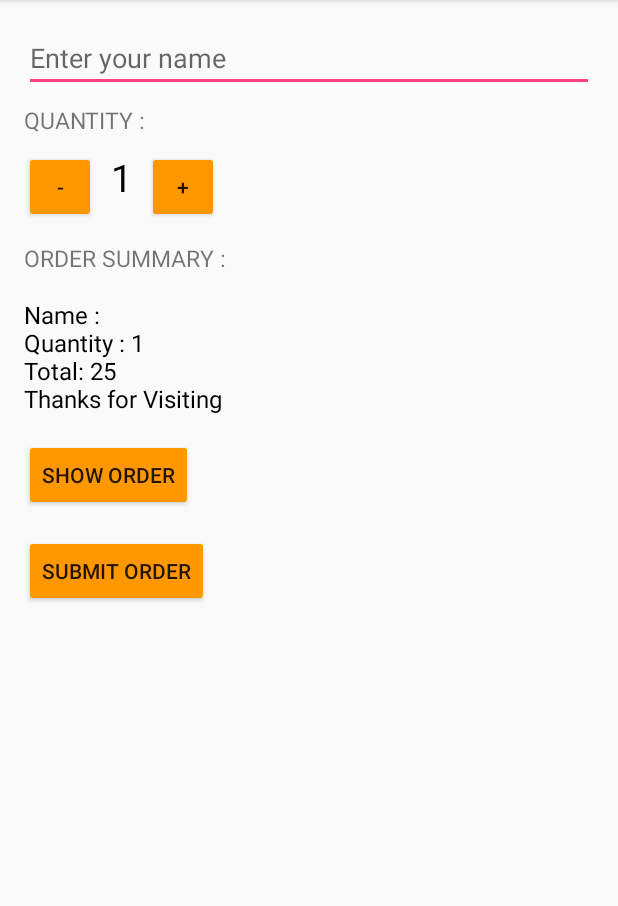
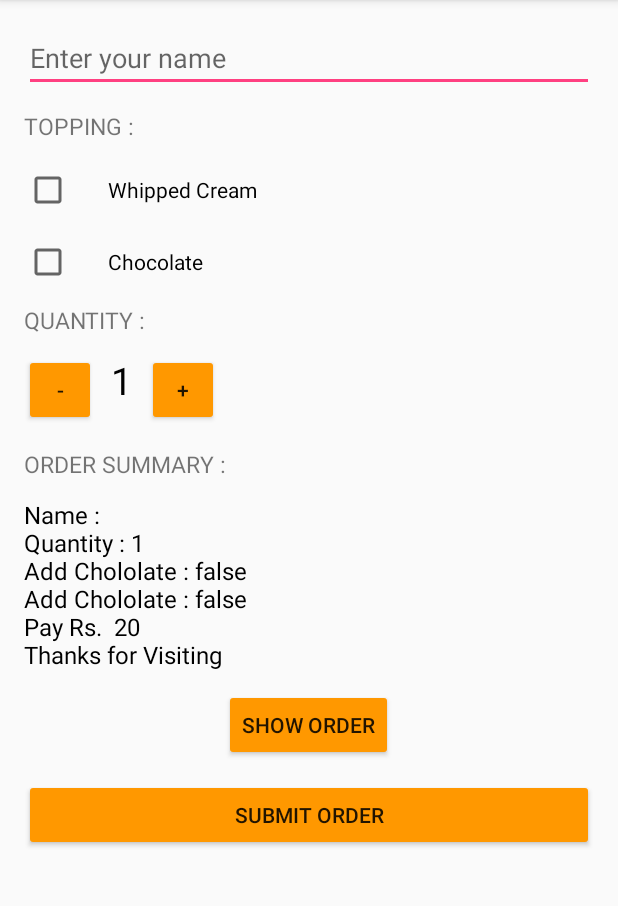
Before and after one commit to dipakkr/Coffee-order-app, an Android app: the screen it shows after launch (MainActivity), after a tap on "SHOW ORDER", on a phone screen of 412 x 824 dp, the part 84-990 px from its top. Run offline under Robolectric (Android 15) with nearby library versions, the phone set to English and light mode, and no system bars.

Commit message:
Updated with Checkbox and Scroll view

```diff
--- a/app/src/main/java/com/dipakkr/github/udacitylesson1/MainActivity.java
+++ b/app/src/main/java/com/dipakkr/github/udacitylesson1/MainActivity.java
@@ -5,8 +5,9 @@ import android.support.v7.app.AppCompatActivity;
 import android.os.Bundle;
 
 
-
+import android.util.Log;
 import android.view.View;
+import android.widget.CheckBox;
 import android.widget.EditText;
 import android.widget.TextView;
 import android.widget.Toast;
@@ -17,8 +18,10 @@ public class MainActivity extends AppCompatActivity {
 
     public static int quantity = 1 ;
     public static String billReceipt = "Null";
+    public static  String topping = "Add WhippedCream : ";
+    public static int Price = 0 ;
 
-
+    CheckBox checkBox , checkBox2 ;
     EditText editText;
 
     @Override
@@ -26,23 +29,46 @@ public class MainActivity extends AppCompatActivity {
         super.onCreate(savedInstanceState);
         setContentView(R.layout.activity_main);
 
-
     }
     /*...Method for button click on submit order..*/
 
     public void submitOrder(View view){
 
-        int Price = calculatePrice();
+        Price = calculatePrice();
+        editText = (EditText)findViewById(R.id.et_name);
 
-        editText = (EditText)findViewById(R.id.et_name);
+        checkBox = (CheckBox)findViewById(R.id.checker);
+        checkBox2 = (CheckBox)findViewById(R.id.Choco);
         String nameData = editText.getText().toString();
+
+        boolean haswhippedcream = checkBox.isChecked();
+        boolean hasChocolate  = checkBox2.isChecked();
+        Log.v("MainActivity","HasWhippedCream : " + haswhippedcream);
+        Log.v("MainActivity","HasChocolate : " + hasChocolate);
+
+        if((checkBox).isChecked()){
+            topping = "Add WhippedCream  : "+ haswhippedcream;
+            Price = Price + 5*quantity ;
+        }
+        else
+            topping = "Add WhippedCream : " + haswhippedcream ;
+
+        if((checkBox2).isChecked()){
+            topping = "Add Chocolate : " + hasChocolate ;
+            Price += 10*quantity ;
+        }
+        else{
+            topping = "Add Chololate : " + hasChocolate ;
+        }
+
         displayQuantity(quantity);
 
         billReceipt = "Name : " + nameData  +
                 "\nQuantity : "+quantity;
-        billReceipt = billReceipt + "\nTotal: "  + Price;
-
-        billReceipt = billReceipt +"\nThanks for Visiting ";
+        billReceipt += "\n"+topping ;
+        billReceipt += "\n"+topping;
+        billReceipt += "\nPay Rs.  "  + Price;
+        billReceipt += "\nThanks for Visiting ";
 
         displayMessage(billReceipt);
 
@@ -55,12 +81,9 @@ public class MainActivity extends AppCompatActivity {
      * */
 
     private int calculatePrice(){
-        int Price = quantity*25;
+        int Price = quantity*20;
         return Price;
-
     }
-
-
 
     /*...Display the price of set quantity..*/
 
@@ -69,10 +92,7 @@ public class MainActivity extends AppCompatActivity {
         quantityText.setText("" + number);
     }
 
-
     /*..Display the current price ..*/
-
-
 
     private void displayMessage(String message) {
         TextView priceTextView = (TextView) findViewById(R.id.txt_price);
@@ -88,7 +108,6 @@ public class MainActivity extends AppCompatActivity {
     }
        /*..decrease quantity by 1..*/
 
-
     public void  decrement(View view) {
         if (quantity > 1) {
             quantity = quantity - 1;
@@ -96,33 +115,24 @@ public class MainActivity extends AppCompatActivity {
             quantity = 0;
         }
         displayQuantity(quantity);
-
-
     }
 
     public void finalOrder(View view){
-
         String nameData = editText.getText().toString();
-
         String orderMeesage = "Hey \nYou have Received a order \n\n" +
                 "Here is the Order detail" +
                 "\nCustomer Name : " + nameData
                 +"\nNo. of Coffee Cup : " + quantity +
-                "\nAmount Due : " + quantity*25 ;
-
+                "\nAmount Due : " + Price ;
 
         Intent email = new Intent(Intent.ACTION_SEND);
-
         email.putExtra(Intent.EXTRA_EMAIL, new String[]{" raj.deeepak@gmail.com "});
-
         email.putExtra(Intent.EXTRA_SUBJECT, " Order for Coffee");
         email.putExtra(Intent.EXTRA_TEXT, orderMeesage);
 
         //need this to prompts email client only
         email.setType("message/rfc822");
-
         startActivity(Intent.createChooser(email,"Chose your client"));
-
         Toast.makeText(this, "Your order is being submitted", Toast.LENGTH_SHORT).show();
     }
 
--- a/app/src/main/res/layout/activity_main.xml
+++ b/app/src/main/res/layout/activity_main.xml
@@ -1,6 +1,11 @@
 <?xml version="1.0" encoding="utf-8"?>
-<LinearLayout xmlns:android="http://schemas.android.com/apk/res/android"
+<ScrollView
+    xmlns:android="http://schemas.android.com/apk/res/android"
     xmlns:tools="http://schemas.android.com/tools"
+    android:layout_height="match_parent"
+    android:layout_width="match_parent">
+
+    <LinearLayout
         android:id="@+id/activity_main"
         android:layout_width="match_parent"
         android:layout_height="match_parent"
@@ -11,16 +16,44 @@
         android:orientation="vertical"
         tools:context="com.dipakkr.github.udacitylesson1.MainActivity">
 
+
         <EditText
             android:layout_width="match_parent"
             android:layout_height="wrap_content"
             android:id="@+id/et_name"
+            android:inputType="textCapWords"
             android:hint="@string/hint"/>
+
+        <TextView
+            android:layout_width="wrap_content"
+            android:layout_marginTop="12dp"
+            android:textAllCaps="true"
+            android:layout_height="wrap_content"
+            android:textSize="15sp"
+            android:text="Topping : " />
+
+        <CheckBox
+            android:layout_width="wrap_content"
+            android:layout_height="wrap_content"
+            android:text="Whipped Cream"
+            android:id="@+id/checker"
+            android:textSize="14sp"
+            android:layout_marginTop="16dp"
+            android:paddingLeft="24dp"/>
+
+        <CheckBox
+            android:layout_width="wrap_content"
+            android:layout_height="wrap_content"
+            android:text="Chocolate"
+            android:id="@+id/Choco"
+            android:textSize="14sp"
+            android:layout_marginTop="16dp"
+            android:paddingLeft="24dp"/>
 
 
         <TextView
             android:layout_width="wrap_content"
-        android:layout_marginTop="8dp"
+            android:layout_marginTop="12dp"
             android:textAllCaps="true"
             android:layout_height="wrap_content"
             android:textSize="15sp"
@@ -30,7 +63,7 @@
         <LinearLayout
             android:layout_width="wrap_content"
             android:orientation="horizontal"
-        android:layout_marginTop="10dp"
+            android:layout_marginTop="12dp"
             android:layout_height="wrap_content">
 
             <Button
@@ -68,7 +101,7 @@
             android:layout_width="wrap_content"
             android:layout_height="wrap_content"
             android:textSize="15sp"
-        android:layout_marginTop="10dp"
+            android:layout_marginTop="12dp"
             android:textAllCaps="true"
             android:text="Order Summary : " />
 
@@ -79,26 +112,29 @@
             android:textColor="#000000"
 
             android:id="@+id/txt_price"
-        android:layout_marginTop="16dp"
+            android:layout_marginTop="12dp"
             android:text="$0" />
 
 
         <Button
             android:layout_width="wrap_content"
+            android:layout_gravity="center"
             android:layout_height="wrap_content"
-        android:layout_marginTop="16dp"
+            android:layout_marginTop="12dp"
             android:onClick="submitOrder"
             android:text="Show Order"/>
 
 
 
         <Button
-        android:layout_width="wrap_content"
+            android:layout_width="match_parent"
             android:layout_height="wrap_content"
-        android:layout_marginTop="16dp"
+            android:layout_marginTop="12dp"
             android:onClick="finalOrder"
 
             android:text="Submit Order"/>
 
 
     </LinearLayout>
+
+</ScrollView>
--- a/build.gradle
+++ b/build.gradle
@@ -5,7 +5,7 @@ buildscript {
         jcenter()
     }
     dependencies {
-        classpath 'com.android.tools.build:gradle:2.2.0'
+        classpath 'com.android.tools.build:gradle:2.2.1'
 
         // NOTE: Do not place your application dependencies here; they belong
         // in the individual module build.gradle files
```
Lines whose indentation alone changed are shown as unchanged.
